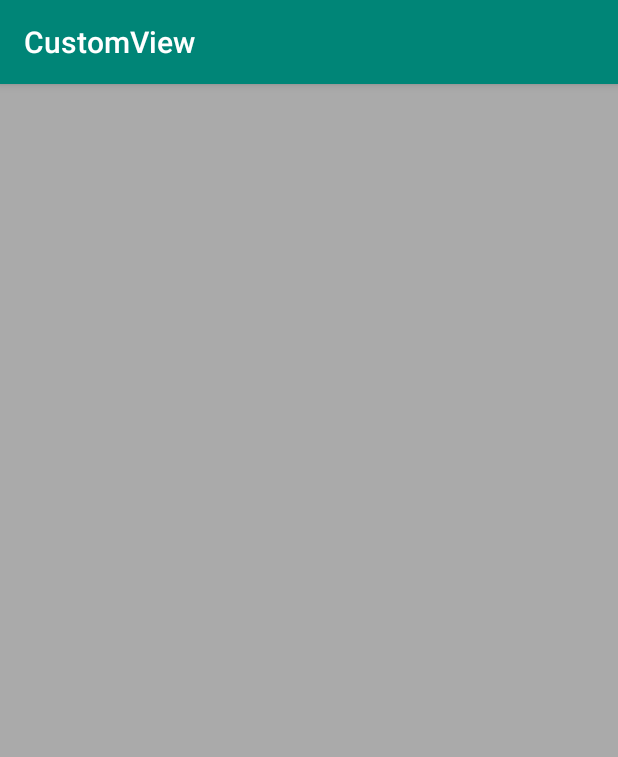
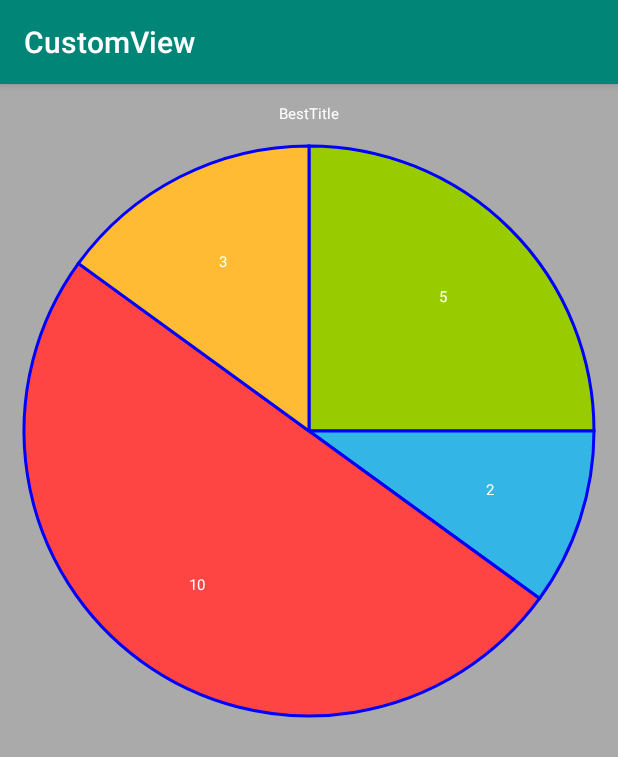
Before and after one commit to khair10/CustomView, an Android app: the screen it shows after launch (MainActivity), on a phone screen of 412 x 824 dp. Shown: the top 757 px of the screen. Run offline under Robolectric (Android 15) with nearby library versions, the phone set to English and light mode, and no system bars.

Commit message:
custom view piechart

```diff
--- a/app/src/main/java/com/khair/customview/MainActivity.kt
+++ b/app/src/main/java/com/khair/customview/MainActivity.kt
@@ -1,5 +1,6 @@
 package com.khair.customview
 
+import android.graphics.Color
 import androidx.appcompat.app.AppCompatActivity
 import android.os.Bundle
 
@@ -8,5 +9,20 @@ class MainActivity : AppCompatActivity() {
     override fun onCreate(savedInstanceState: Bundle?) {
         super.onCreate(savedInstanceState)
         setContentView(R.layout.activity_main)
+        val pieChartView: PieChartView = findViewById<PieChartView>(R.id.pcv_info).apply {
+            title = "BestTitle"
+            pieBorderSize = 2f
+            pieBorderColor = Color.BLUE
+            isDrawValues = true
+            isOrdered = false
+            valuesTextColor = Color.WHITE
+            valuesTextSize = 10f
+            valuePairs = ArrayList<Int>().apply {
+                add(5)
+                add(2)
+                add(10)
+                add(3)
+            }
+        }
     }
 }
--- /dev/null
+++ b/app/src/main/java/com/khair/customview/PieChartView.kt
@@ -0,0 +1,228 @@
+package com.khair.customview
+
+import android.content.Context
+import android.graphics.Canvas
+import android.graphics.Color
+import android.graphics.Paint
+import android.os.Bundle
+import android.os.Parcelable
+import android.util.AttributeSet
+import android.util.TypedValue
+import android.view.View
+import androidx.core.content.res.ResourcesCompat
+import java.util.*
+import kotlin.collections.ArrayList
+import kotlin.math.cos
+import kotlin.math.max
+import kotlin.math.min
+import kotlin.math.sin
+
+class PieChartView @JvmOverloads constructor(
+    context: Context, attrs: AttributeSet? = null, defStyleAttr: Int = 0
+) : View(context, attrs, defStyleAttr) {
+    companion object {
+        private const val DEFAULT_PIE_TITLE = "title"
+        private const val DEFAULT_PIE_BORDER_COLOR = Color.WHITE
+        private const val DEFAULT_PIE_BORDER_SIZE = 0.0f
+        private const val DEFAULT_IS_ORDERED = false
+        private const val DEFAULT_IS_DRAW_VALUES = false
+        private const val DEFAULT_VALUES_TEXT_COLOR = Color.WHITE
+        private const val DEFAULT_VALUES_TEXT_SIZE = 24.0f
+    }
+
+    private var size = 300.0f
+    private val fullCircleAngle = 360f
+    private var startAngle = 270.0f
+    private var sweepAngle = 0.0f
+    private var valuesSize = 0
+    var valuePairs: ArrayList<Int>? = null
+        set(value) {
+            valuesSize = value?.let {
+                it
+                    .reduce{ i1: Int, i2:Int -> i1 + i2 }
+            } ?: 0
+            field = value
+            invalidate()
+        }
+
+    private val paint = Paint(Paint.ANTI_ALIAS_FLAG)
+    private val borderPaint = Paint(Paint.ANTI_ALIAS_FLAG)
+    private val textPaint = Paint(Paint.ANTI_ALIAS_FLAG)
+
+    private val offsetBetweenTitleAndDiagram = TypedValue.applyDimension(
+        TypedValue.COMPLEX_UNIT_DIP,
+        16.0f,
+        resources.displayMetrics)
+    private var diagramCenterOffset = 0.0f
+
+    var title = DEFAULT_PIE_TITLE
+    var pieBorderSize = DEFAULT_PIE_BORDER_SIZE
+        set(value) {
+            val temp = TypedValue.applyDimension(
+                TypedValue.COMPLEX_UNIT_DIP,
+                value,
+                resources.displayMetrics
+            )
+            borderPaint.strokeWidth = temp
+            field = temp
+        }
+    var pieBorderColor = DEFAULT_PIE_BORDER_COLOR
+        set(value) {
+            borderPaint.color = value
+            field = value
+        }
+    var isDrawValues = DEFAULT_IS_DRAW_VALUES
+    var isOrdered = DEFAULT_IS_ORDERED
+    var valuesTextColor = DEFAULT_VALUES_TEXT_COLOR
+        set(value) {
+            textPaint.color = value
+            field = value
+        }
+    var valuesTextSize = DEFAULT_VALUES_TEXT_SIZE
+        set(value) {
+            val temp = TypedValue.applyDimension(
+                TypedValue.COMPLEX_UNIT_SP,
+                value,
+                resources.displayMetrics
+            )
+            textPaint.textSize = temp
+            field = temp
+        }
+
+    init {
+        setupAttributes(attrs)
+        setupPaints()
+    }
+
+    private fun setupAttributes(attrs: AttributeSet?) {
+        val typedArray = context.theme.obtainStyledAttributes(attrs, R.styleable.PieChartView, 0, 0)
+        title = typedArray.getString(R.styleable.PieChartView_title) ?: DEFAULT_PIE_TITLE
+        pieBorderSize = typedArray.getDimension(R.styleable.PieChartView_pieBorderSize,
+            TypedValue.applyDimension(
+                TypedValue.COMPLEX_UNIT_DIP,
+                DEFAULT_PIE_BORDER_SIZE,
+                resources.displayMetrics)
+        )
+        pieBorderColor = typedArray.getColor(R.styleable.PieChartView_pieBorderColor, DEFAULT_PIE_BORDER_COLOR)
+        isDrawValues = typedArray.getBoolean(R.styleable.PieChartView_isDrawValues, DEFAULT_IS_DRAW_VALUES)
+        isOrdered = typedArray.getBoolean(R.styleable.PieChartView_isOrdered, DEFAULT_IS_ORDERED)
+        valuesTextColor = typedArray.getColor(R.styleable.PieChartView_valuesTextColor, DEFAULT_VALUES_TEXT_COLOR)
+        valuesTextSize = typedArray.getDimension(R.styleable.PieChartView_valuesTextSize,
+            TypedValue.applyDimension(
+                TypedValue.COMPLEX_UNIT_SP,
+                DEFAULT_VALUES_TEXT_SIZE,
+                resources.displayMetrics)
+        )
+        typedArray.recycle()
+    }
+
+    private fun setupPaints() {
+        paint.apply {
+            color = DEFAULT_PIE_BORDER_COLOR
+            style = Paint.Style.FILL
+        }
+        borderPaint.apply {
+            color = pieBorderColor
+            strokeWidth = pieBorderSize
+            style = Paint.Style.STROKE
+        }
+        textPaint.apply {
+            color = valuesTextColor
+            textSize = valuesTextSize
+            style = Paint.Style.FILL_AND_STROKE
+        }
+    }
+
+    override fun onMeasure(widthMeasureSpec: Int, heightMeasureSpec: Int) {
+        super.onMeasure(widthMeasureSpec, heightMeasureSpec)
+        size = min(measuredWidth, measuredHeight).toFloat()
+        diagramCenterOffset = 0.0f
+        if (title != DEFAULT_PIE_TITLE)
+            diagramCenterOffset = textPaint.fontMetrics.ascent * -1.0f + offsetBetweenTitleAndDiagram
+        if (valuesSize != 0 && valuePairs?.size ?: 0 > 0)
+            setMeasuredDimension(size.toInt(), (size + diagramCenterOffset).toInt())
+        else
+            setMeasuredDimension(0, 0)
+    }
+
+    override fun onDraw(canvas: Canvas?) {
+        super.onDraw(canvas)
+        if(title != DEFAULT_PIE_TITLE)
+            drawTitle(canvas)
+        valuePairs?.let {
+            if(isOrdered)
+                it.sortWith(Comparator { p0, p1 -> p0 - p1 })
+            for ((counter, value) in it.withIndex()) {
+                paint.color = colorForChart(counter)
+                sweepAngle = fullCircleAngle * value / valuesSize
+                drawPieChart(canvas)
+                if(pieBorderSize > 0.0f)
+                    drawStroke(canvas)
+                if(isDrawValues)
+                    drawTextInsideRectangle(canvas, value.toString())
+                startAngle = (startAngle + sweepAngle) % fullCircleAngle
+            }
+        }
+    }
+
+    private fun drawTitle(canvas: Canvas?) {
+        val center = size/2
+        val xCenter = center
+        val yCenter = 0.0f + paddingTop
+        val xOffset = textPaint.measureText(title) * 0.5f
+        val yOffset = textPaint.fontMetrics.ascent * -0.8f
+        val textX = xCenter - xOffset
+        val textY = yCenter + yOffset
+        canvas?.drawText(title, textX, textY, textPaint)
+    }
+
+    private fun drawPieChart(canvas: Canvas?) {
+        canvas?.drawArc(0f + paddingStart, 0f + paddingTop + diagramCenterOffset, size - paddingEnd,
+            size - paddingBottom + diagramCenterOffset, startAngle, sweepAngle, true, paint)
+    }
+
+    private fun drawStroke(canvas: Canvas?) {
+        canvas?.drawArc(0f + paddingStart, 0f + paddingTop + diagramCenterOffset, size - paddingEnd,
+            size - paddingBottom + diagramCenterOffset, startAngle, sweepAngle, true, borderPaint)
+    }
+
+    private fun drawTextInsideRectangle(canvas: Canvas?, str: String) {
+        val center = size/2
+        val radius = size/2 - max(max(paddingStart, paddingEnd), max(paddingTop, paddingBottom))
+        val angle = (startAngle + sweepAngle / 2) % fullCircleAngle
+        val xCenter = center + radius * 2 * cos(angle * Math.PI / 180) / 3
+        val yCenter = center + radius * 2 * sin(angle * Math.PI / 180) / 3 + diagramCenterOffset
+        val xOffset = textPaint.measureText(str) * 0.5f
+        val yOffset = textPaint.fontMetrics.ascent * -0.4f
+        val textX = xCenter - xOffset
+        val textY = yCenter + yOffset
+        canvas?.drawText(str, textX.toFloat(), textY.toFloat(), textPaint)
+    }
+
+    private fun colorForChart(counter: Int): Int = when(counter) {
+        0 -> ResourcesCompat.getColor(resources, android.R.color.holo_green_light, null)
+        1 -> ResourcesCompat.getColor(resources, android.R.color.holo_blue_light, null)
+        2 -> ResourcesCompat.getColor(resources, android.R.color.holo_red_light, null)
+        3 -> ResourcesCompat.getColor(resources, android.R.color.holo_orange_light, null)
+        4 -> ResourcesCompat.getColor(resources, android.R.color.holo_purple, null)
+        5 -> Color.BLUE
+        6 -> Color.RED
+        7 -> Color.YELLOW
+        8 -> Color.GREEN
+        else -> Color.BLUE
+    }
+
+    override fun onSaveInstanceState(): Parcelable {
+        val bundle = Bundle()
+        bundle.putParcelable("superState", super.onSaveInstanceState())
+        return bundle
+    }
+
+    override fun onRestoreInstanceState(state: Parcelable) {
+        var viewState = state
+        if (viewState is Bundle) {
+            viewState = viewState.getParcelable("superState")
+        }
+        super.onRestoreInstanceState(viewState)
+    }
+}
--- a/app/src/main/res/layout/activity_main.xml
+++ b/app/src/main/res/layout/activity_main.xml
@@ -8,4 +8,17 @@
         android:background="@android:color/darker_gray"
         tools:context=".MainActivity">
 
+    <com.khair.customview.PieChartView
+            android:id="@+id/pcv_info"
+            android:layout_width="match_parent"
+            android:layout_height="match_parent"
+            android:padding="16dp"
+            app:title="Title"
+            app:pieBorderSize="8dp"
+            app:pieBorderColor="@android:color/white"
+            app:isDrawValues="true"
+            app:valuesTextSize="30sp"
+            app:valuesTextColor="@android:color/black"
+            app:isOrdered="true"
+    />
 </RelativeLayout>
--- /dev/null
+++ b/app/src/main/res/values/attrs.xml
@@ -0,0 +1,12 @@
+<?xml version="1.0" encoding="utf-8"?>
+<resources>
+    <declare-styleable name="PieChartView">
+        <attr name="title" format="string"/>
+        <attr name="pieBorderSize" format="dimension"/>
+        <attr name="pieBorderColor" format="color"/>
+        <attr name="isDrawValues" format="boolean"/>
+        <attr name="isOrdered" format="boolean"/>
+        <attr name="valuesTextColor" format="color"/>
+        <attr name="valuesTextSize" format="dimension"/>
+    </declare-styleable>
+</resources>
```
